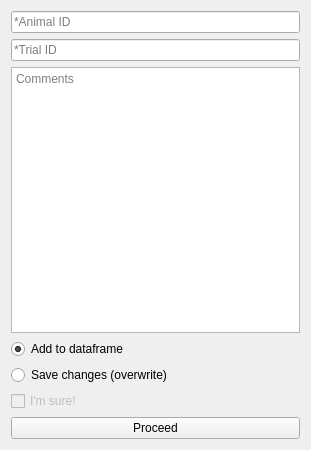
Qt form mesmerize/viewer/core/add_to_project_dialog_pytemplate.ui (kushalkolar/MESmerize) before a commit.
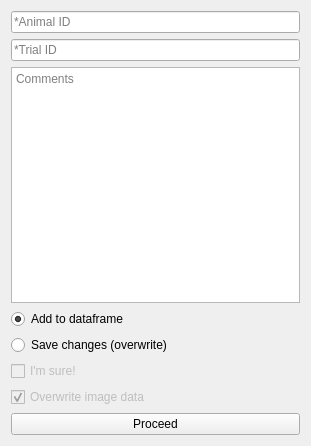
The same form after that commit.

Commit message: 1. Add to project and overwrite sample behaviors have been tested with the new changes in ViewerWorkEnv. 2. Added option to not overwrite image file in Add to Project dialog. Has been tested in both modes. 3. Fixed LoadProjDF flowchart node and Transmission.from_project according to new get_project_manager() methodof the QApp instance. Update data_types.py, __init__.py, and 9 more files...

What changed in the file:
```diff
--- a/mesmerize/viewer/core/add_to_project_dialog_pytemplate.ui
+++ b/mesmerize/viewer/core/add_to_project_dialog_pytemplate.ui
@@ -7,7 +7,7 @@
     <x>0</x>
     <y>0</y>
     <width>311</width>
-    <height>450</height>
+    <height>446</height>
    </rect>
   </property>
   <property name="windowTitle">
@@ -68,6 +68,22 @@
      </property>
     </widget>
    </item>
+   <item>
+    <widget class="QCheckBox" name="checkBoxOverwriteImage">
+     <property name="enabled">
+      <bool>false</bool>
+     </property>
+     <property name="toolTip">
+      <string>If you have not changed the actual image sequence you can save time by selecting this option.</string>
+     </property>
+     <property name="text">
+      <string>Overwrite image data</string>
+     </property>
+     <property name="checked">
+      <bool>true</bool>
+     </property>
+    </widget>
+   </item>
    <item>
     <widget class="QPushButton" name="btnProceed">
      <property name="text">
```
Left out of the diff: 48 changed lines with no effect on the pictures. The commit also changes 10 other files.
